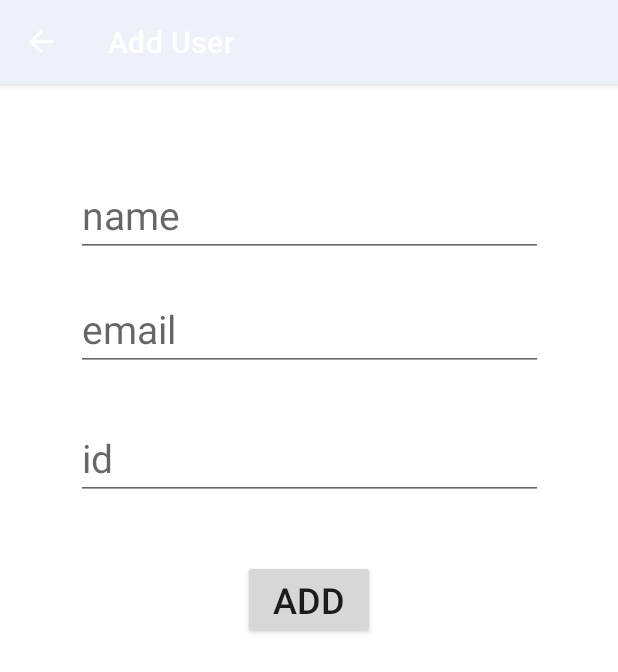
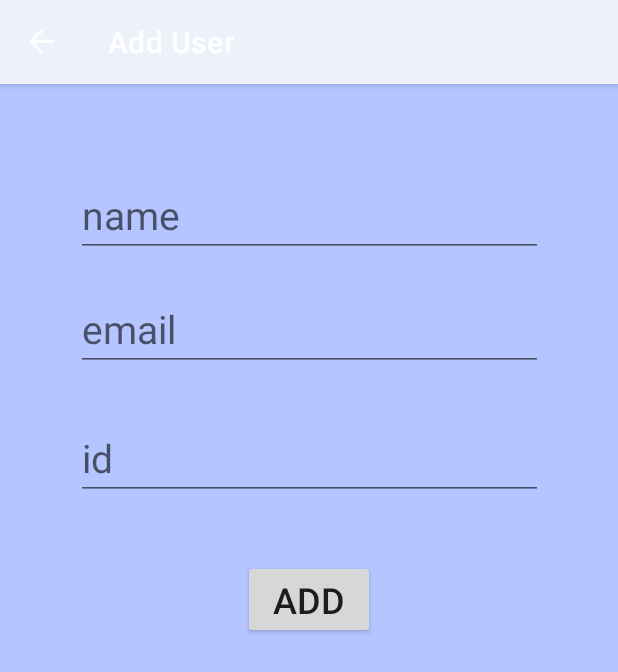
Before and after one commit to stermak/Young-Moscow, an Android app: the AddFragment screen opened through its navigation route, on a phone screen of 412 x 824 dp. Shown: the top 672 px of the screen. Run offline under Robolectric (Android 15) with nearby library versions, the phone set to English and light mode, and no system bars; our stand-ins replace Dagger/Hilt's generated code, navigation-ui.

Commit message:
0.0.15.1
chut chut designa

```diff
--- a/app/src/main/res/layout/activity_main.xml
+++ b/app/src/main/res/layout/activity_main.xml
@@ -4,6 +4,7 @@
     xmlns:tools="http://schemas.android.com/tools"
     android:layout_width="match_parent"
     android:layout_height="match_parent"
+    android:background="@color/md_theme_dark_tertiary"
     tools:context=".presentation.ui.activity.MainActivity">
 
     <fragment
--- a/app/src/main/res/layout/fragment_add.xml
+++ b/app/src/main/res/layout/fragment_add.xml
@@ -5,6 +5,7 @@
     android:layout_width="match_parent"
     android:layout_height="match_parent"
     android:orientation="vertical"
+    android:background="@color/md_theme_dark_tertiary"
     tools:context=".presentation.ui.fragments.AddFragment">
 
     <androidx.appcompat.widget.AppCompatEditText
--- a/app/src/main/res/layout/fragment_update.xml
+++ b/app/src/main/res/layout/fragment_update.xml
@@ -6,6 +6,8 @@
     android:layout_marginTop="100dp"
     android:layout_height="match_parent"
     android:orientation="vertical"
+    android:background="@color/md_theme_dark_tertiary"
+
     tools:context=".presentation.ui.fragments.UpdateFragment">
 
     <androidx.appcompat.widget.AppCompatEditText
--- a/app/src/main/res/layout/fragment_users.xml
+++ b/app/src/main/res/layout/fragment_users.xml
@@ -4,6 +4,7 @@
     xmlns:tools="http://schemas.android.com/tools"
     android:layout_width="match_parent"
     android:layout_height="match_parent"
+    android:background="@color/md_theme_dark_tertiary"
     tools:context=".presentation.ui.fragments.UsersFragment">
 
     <androidx.recyclerview.widget.RecyclerView
--- a/app/src/main/res/layout/user_item.xml
+++ b/app/src/main/res/layout/user_item.xml
@@ -4,7 +4,7 @@
     android:layout_width="match_parent"
     android:id="@+id/list_item"
     android:layout_height="wrap_content"
-    android:background="@color/md_theme_dark_primary"
+    android:background="#9DB0F8"
     xmlns:app="http://schemas.android.com/apk/res-auto"
     android:padding="24dp">
 
```
